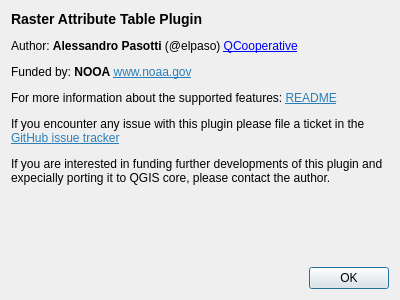
Qt form dialogs/Ui_AboutDialog.ui (noaa-ocs-hydrography/qgis-raster-attribute-table-plugin) before a commit.
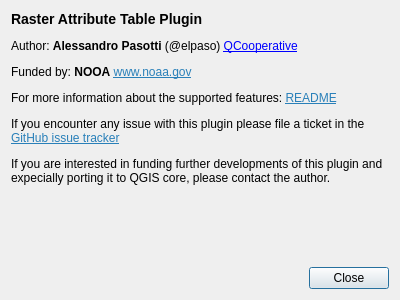
The same form after that commit.

Commit message: UX fixes to manage dialog

Patch:
```diff
--- a/dialogs/Ui_AboutDialog.ui
+++ b/dialogs/Ui_AboutDialog.ui
@@ -54,7 +54,7 @@
                         <enum>Qt::Horizontal</enum>
                     </property>
                     <property name="standardButtons">
-                        <set>QDialogButtonBox::Ok</set>
+      <set>QDialogButtonBox::Close</set>
                     </property>
                 </widget>
             </item>
```
Lines whose indentation alone changed are shown as unchanged. The commit also changes 3 other files.
